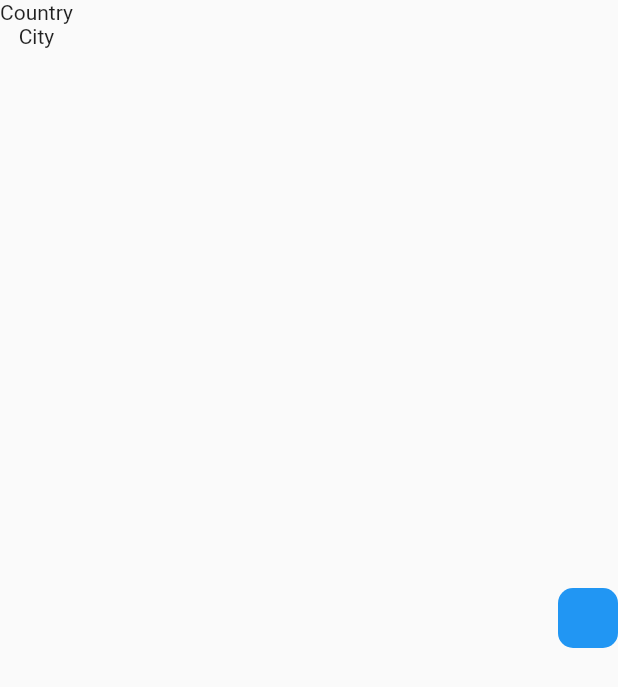
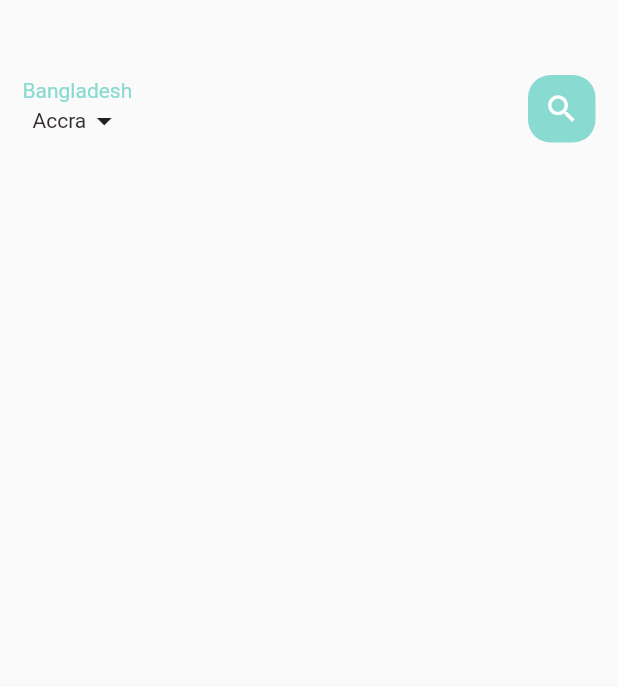
Before and after one commit to stephen-lang/food_delivery-Incomplete, a Flutter app: the screen it shows after launch, on a phone screen of 412 x 824 dp. Shown: the top 687 px of the screen. Run offline on Flutter 3.47's test engine with Material 2 defaults, Android fonts, the phone set to English and light mode, and no system bars; Roboto replaces fonts that are missing (Roboto-Bold).

Commit message:
second update

```diff
--- /dev/null
+++ b/lib/Widgets/BigText.dart
@@ -0,0 +1,32 @@
+// ignore_for_file: file_names
+
+import 'package:flutter/widgets.dart';
+
+// ignore: must_be_immutable
+class BigText extends StatelessWidget {
+  final String text;
+  Color? colors;
+  final int size;
+  final TextOverflow textOverflow;
+
+  BigText(
+      {Key? key,
+      required this.text,
+      this.colors = const Color(0XFF332d2b),
+      required this.size,
+      required this.textOverflow})
+      : super(key: key);
+
+  @override
+  Widget build(BuildContext context) {
+    return Text(
+      text,
+      overflow: textOverflow,
+      style: TextStyle(
+        color: colors,
+        fontWeight: FontWeight.w400,
+        fontFamily: 'Roboto-Bold',
+      ),
+    );
+  }
+}
--- /dev/null
+++ b/lib/Widgets/SmallText.dart
@@ -0,0 +1,32 @@
+// ignore_for_file: file_names
+
+import 'package:flutter/widgets.dart';
+
+// ignore: must_be_immutable
+class SmallText extends StatelessWidget {
+  final String text;
+  Color? colors;
+  final int size;
+  final TextOverflow textOverflow;
+
+  SmallText(
+      {Key? key,
+      required this.text,
+      this.colors = const Color(0XFF332d2b),
+      required this.size,
+      required this.textOverflow})
+      : super(key: key);
+
+  @override
+  Widget build(BuildContext context) {
+    return Text(
+      text,
+      overflow: textOverflow,
+      style: TextStyle(
+        color: colors,
+        fontWeight: FontWeight.w400,
+        fontFamily: 'Roboto-Bold',
+      ),
+    );
+  }
+}
--- a/lib/home/main_food_page.dart
+++ b/lib/home/main_food_page.dart
@@ -1,4 +1,8 @@
 import 'package:flutter/material.dart';
+import 'package:food_delivery/Widgets/BigText.dart';
+import 'package:food_delivery/Widgets/SmallText.dart';
+
+import 'package:food_delivery/utils/Colors.dart';
 
 class MainfoodPage extends StatefulWidget {
   const MainfoodPage({Key? key}) : super(key: key);
@@ -12,20 +16,48 @@ class _MainfoodPageState extends State<MainfoodPage> {
   Widget build(BuildContext context) {
     return Scaffold(
       body: Container(
-        child: Row(
-          mainAxisAlignment: MainAxisAlignment.spaceBetween,
+        padding: const EdgeInsets.fromLTRB(15, 50, 15, 0),
+        child: Column(
           children: [
-            Column(
-              children: const [
-                Text("Country"),
-                Text("City"),
+            Row(
+              mainAxisAlignment: MainAxisAlignment.spaceBetween,
+              children: [
+                Column(
+                  children: [
+                    BigText(
+                        text: 'Bangladesh',
+                        colors: AppColors.mainColor,
+                        size: 50,
+                        textOverflow: TextOverflow.ellipsis),
+                    Row(
+                      children: [
+                        SmallText(
+                            text: 'Accra',
+                            size: 50,
+                            textOverflow: TextOverflow.ellipsis),
+                        const Icon(
+                          IconData(0xe098, fontFamily: 'MaterialIcons'),
+                        ),
+                      ],
+                    ),
+                  ],
+                ),
+                Center(
+                  child: Container(
+                    width: 45,
+                    height: 45,
+                    decoration: BoxDecoration(
+                        borderRadius: BorderRadius.circular(15),
+                        color: AppColors.mainColor),
+                    child: const Icon(
+                      Icons.search,
+                      color: Colors.white,
+                      size: 24.0,
+                      semanticLabel: 'Text to announce in accessibility modes',
+                    ),
+                  ),
+                ),
               ],
-            ),
-            Container(
-              width: 40,
-              height: 40,
-              decoration: BoxDecoration(
-                  borderRadius: BorderRadius.circular(10), color: Colors.blue),
             ),
           ],
         ),
--- a/lib/main.dart
+++ b/lib/main.dart
@@ -17,7 +17,7 @@ class MyApp extends StatelessWidget {
       theme: ThemeData(
         primarySwatch: Colors.blue,
       ),
-      home: MainfoodPage(),
+      home: const MainfoodPage(),
     );
   }
 }
--- /dev/null
+++ b/lib/utils/Colors.dart
@@ -0,0 +1,17 @@
+// ignore_for_file: file_names
+
+import 'dart:ui';
+
+class AppColors {
+  static Color textColor = const Color(0xFFccc7c5);
+  static Color mainColor = const Color(0XFF89dad0);
+  static Color iconColor1 = const Color(0xFFffd28d);
+  static Color iconColor2 = const Color(0xFFfcab88);
+  static Color paraColor = const Color(0xFF8f837f);
+  static Color buttonBackgroundColors = const Color(0XFFf7f6f4);
+  static Color signColor = const Color(0xFFa9a29f);
+  static Color titleColor = const Color(0XFF5c524f);
+  static Color mainBlackColor = const Color(0XFF332d2b);
+//static final Color yellowColor = const Color (0xFFfa7552);
+  static Color yellowColor = const Color(0XFFffd379);
+}
```
Also changed, not shown: pubspec.yaml (+38 -12 lines), assets/Image/Screenshot (1).png (added), assets/fonts/LICENSE.txt (added), assets/fonts/Roboto-Black.ttf (added), assets/fonts/Roboto-BlackItalic.ttf (added), assets/fonts/Roboto-Bold.ttf (added), assets/fonts/Roboto-BoldItalic.ttf (added), assets/fonts/Roboto-Italic.ttf (added), assets/fonts/Roboto-Light.ttf (added), assets/fonts/Roboto-LightItalic.ttf (added), assets/fonts/Roboto-Medium.ttf (added), assets/fonts/Roboto-MediumItalic.ttf (added), assets/fonts/Roboto-Regular.ttf (added), assets/fonts/Roboto-Thin.ttf (added), 1 more files.
